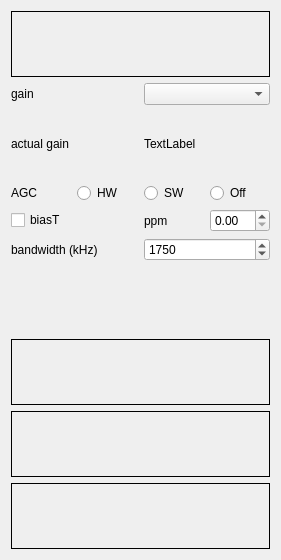
Above: sources/devices/rtlsdr-handler/rtlsdr-widget.ui from JvanKatwijk/qt-dab before the change. Below: the same form after it.
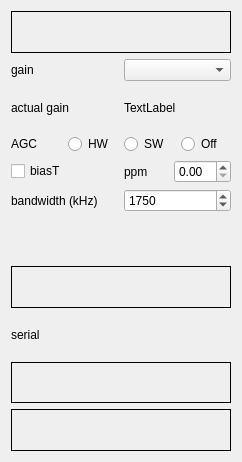
That is the form after the change.

```diff
--- a/sources/devices/rtlsdr-handler/rtlsdr-widget.ui
+++ b/sources/devices/rtlsdr-handler/rtlsdr-widget.ui
@@ -6,8 +6,8 @@
    <rect>
     <x>0</x>
     <y>0</y>
-    <width>281</width>
-    <height>560</height>
+    <width>242</width>
+    <height>462</height>
    </rect>
   </property>
   <property name="windowTitle">
@@ -170,6 +170,13 @@
      </property>
     </widget>
    </item>
+   <item>
+    <widget class="QLabel" name="serial_display">
+     <property name="text">
+      <string>serial</string>
+     </property>
+    </widget>
+   </item>
    <item>
     <widget class="QLabel" name="deviceVersion">
      <property name="toolTip">
```
